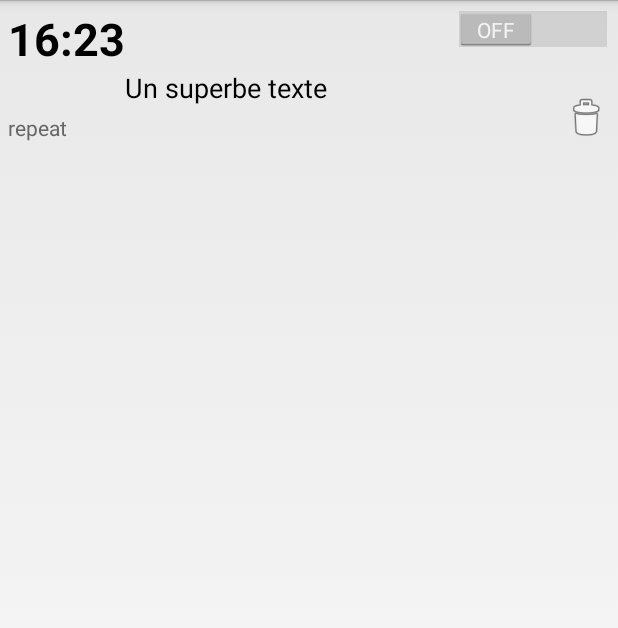
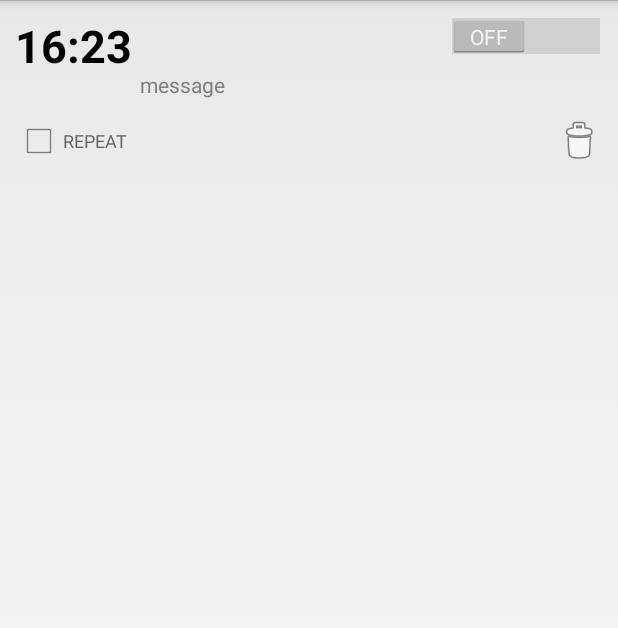
Before and after one commit to ValentinH/RandClock, an Android app: the layout alarm_item.xml on its own in the app's theme, with its tools: preview values and no code run, on a phone screen of 412 x 824 dp. Shown: the top 628 px of the screen. Run offline under Robolectric (Android 15) with nearby library versions, the phone set to English and light mode, and no system bars.

Commit message:
Improve item interaction + use STREAM_ALARM for music

```diff
--- a/src/main/java/com/valentinh/randclock/activities/RingActivity.java
+++ b/src/main/java/com/valentinh/randclock/activities/RingActivity.java
@@ -3,6 +3,7 @@ package com.valentinh.randclock.activities;
 import android.app.Activity;
 import android.content.Context;
 import android.database.Cursor;
+import android.media.AudioManager;
 import android.media.MediaPlayer;
 import android.net.Uri;
 import android.os.Bundle;
@@ -36,6 +37,7 @@ public class RingActivity extends Activity
     {
         super.onCreate(savedInstanceState);
         setContentView(R.layout.activity_ring);
+        setVolumeControlStream(AudioManager.STREAM_ALARM);
 
         long alarm_id = getIntent().getLongExtra(AlarmService.ALARM_ID, -1);
         stopBtn = (Button) findViewById(R.id.stopButton);
@@ -56,6 +58,7 @@ public class RingActivity extends Activity
             {
                 infoTxt.setText(song.title + " - " + song.artist);
                 player = new MediaPlayer();
+                player.setAudioStreamType(AudioManager.STREAM_ALARM);
                 player.setLooping(true);
                 try
                 {
--- a/src/main/java/com/valentinh/randclock/model/Alarm.java
+++ b/src/main/java/com/valentinh/randclock/model/Alarm.java
@@ -17,12 +17,12 @@ public class Alarm
     {
     }
 
-    public Alarm(String title, int hour, int minute, boolean repeat)
+    public Alarm(int hour, int minute)
     {
-        this.title = title;
+        this.title = "";
         this.hour = hour;
         this.minute = minute;
-        this.repeat = repeat;
+        this.repeat = false;
         this.enabled = true;
     }
 
--- /dev/null
+++ b/src/main/res/drawable/text_button.xml
@@ -0,0 +1,6 @@
+<?xml version="1.0" encoding="utf-8"?>
+<selector xmlns:android="http://schemas.android.com/apk/res/android">
+    <item android:drawable="@color/text_button_hover"
+          android:state_pressed="true" />
+    <item android:drawable="@android:color/transparent" />
+</selector>
--- a/src/main/res/layout/alarm_item.xml
+++ b/src/main/res/layout/alarm_item.xml
@@ -2,9 +2,9 @@
 
 <RelativeLayout xmlns:android="http://schemas.android.com/apk/res/android"
               android:layout_width="match_parent"
-              android:layout_height="100dp"
+              android:layout_height="120dp"
               android:id="@+id/back"
-              android:padding="5dp">
+              android:padding="10dp">
 
     <TextView
             android:layout_width="wrap_content"
@@ -16,27 +16,6 @@
             android:layout_alignParentLeft="true"
             android:textSize="30sp"
             android:textStyle="bold"/>
-
-    <TextView
-            android:layout_width="wrap_content"
-            android:layout_height="wrap_content"
-            android:textAppearance="?android:attr/textAppearanceSmall"
-            android:text="repeat"
-            android:id="@+id/repeatTxt"
-            android:layout_alignParentBottom="true"
-            android:layout_alignParentLeft="true"
-            android:textColor="#666666"/>
-
-    <TextView
-            android:layout_width="wrap_content"
-            android:layout_height="wrap_content"
-            android:textAppearance="?android:attr/textAppearanceMedium"
-            android:text="Un superbe texte"
-            android:id="@+id/messageView"
-            android:layout_toRightOf="@+id/timeTxt"
-            android:layout_below="@+id/timeTxt"
-            android:layout_alignBottom="@+id/repeatTxt"
-            android:layout_alignRight="@+id/enableSwitch"/>
 
     <Switch
             android:layout_width="wrap_content"
@@ -54,4 +33,37 @@
             android:src="@android:drawable/ic_menu_delete"
             android:background="@android:color/transparent"/>
 
+    <CheckBox
+            android:layout_width="wrap_content"
+            android:layout_height="wrap_content"
+            android:text="REPEAT"
+            android:id="@+id/repeatCheckBox"
+            android:layout_alignParentBottom="true"
+            android:layout_alignParentLeft="true"
+            android:layout_alignParentStart="true"
+            android:checked="false"
+            android:textColor="#666666"
+            android:textSize="12sp"/>
+
+    <RelativeLayout
+            android:layout_width="fill_parent"
+            android:layout_height="fill_parent"
+            android:layout_below="@+id/enableSwitch"
+            android:layout_alignParentBottom="true"
+            android:layout_toLeftOf="@+id/deleteButton"
+            android:padding="5dp"
+            android:layout_toRightOf="@+id/timeTxt">
+
+        <Button
+                style="?android:attr/buttonStyleSmall"
+                android:layout_width="wrap_content"
+                android:layout_height="wrap_content"
+                android:id="@+id/messageButton"
+                android:layout_alignParentLeft="true"
+                android:gravity="center_vertical|left"
+                android:hint="message"
+                android:background="@drawable/text_button"
+                android:minHeight="26dp"/>
+    </RelativeLayout>
+
 </RelativeLayout>
```
Also changed, not shown: src/main/java/com/valentinh/randclock/activities/MainActivity.java (+79 -31 lines), src/main/res/layout/activity_main.xml (+9 -6 lines), src/main/res/layout/add_alarm.xml (+0 -23 lines), src/main/res/values/colors.xml (added, +12 -0 lines), src/main/res/drawable/add_button.png (added), 1 other file.
